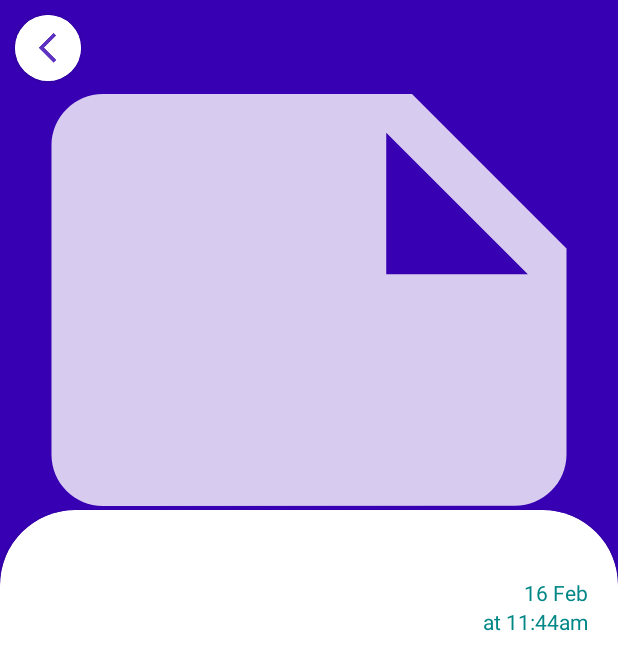
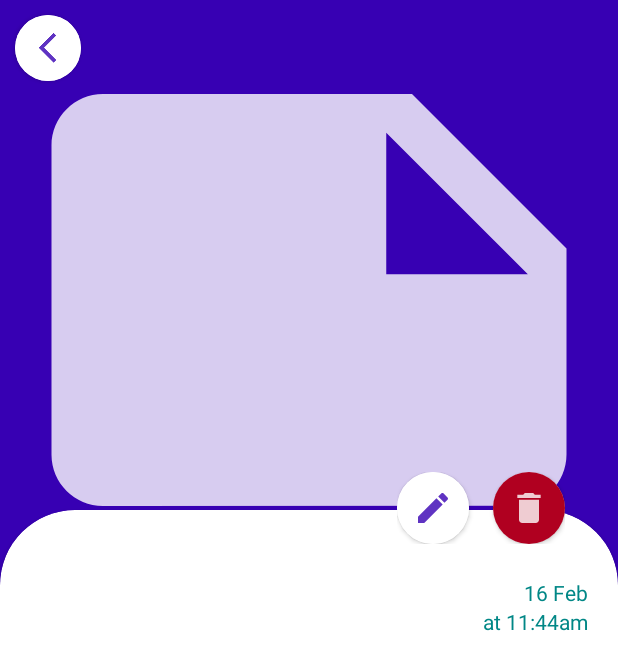
Before and after one commit to hassamali898/-Notee, an Android app: the NoteExtendActivity screen opened directly, with no data from a screen before it, on a phone screen of 412 x 824 dp. Shown: the top 670 px of the screen. Run offline under Robolectric (Android 15) with nearby library versions, the phone set to English and light mode, and no system bars; our stand-ins replace Picasso; 3 statements that could not run were skipped.

Commit message:
edit notee

```diff
--- /dev/null
+++ b/app/src/main/res/drawable-anydpi/ic_del_icon.xml
@@ -0,0 +1,16 @@
+<vector xmlns:android="http://schemas.android.com/apk/res/android"
+    android:width="24dp"
+    android:height="24dp"
+    android:viewportWidth="24"
+    android:viewportHeight="24"
+    android:tint="#FFFFFF"
+    android:alpha="0.8">
+  <group android:scaleX="1.1111112"
+      android:scaleY="1.1111112"
+      android:translateX="-1.3333334"
+      android:translateY="-1.3333334">
+    <path
+        android:fillColor="@android:color/white"
+        android:pathData="M6,19c0,1.1 0.9,2 2,2h8c1.1,0 2,-0.9 2,-2V7H6v12zM19,4h-3.5l-1,-1h-5l-1,1H5v2h14V4z"/>
+  </group>
+</vector>
--- /dev/null
+++ b/app/src/main/res/drawable-anydpi/ic_edit_icon.xml
@@ -0,0 +1,16 @@
+<vector xmlns:android="http://schemas.android.com/apk/res/android"
+    android:width="24dp"
+    android:height="24dp"
+    android:viewportWidth="24"
+    android:viewportHeight="24"
+    android:tint="#FFFFFF"
+    android:alpha="0.8">
+  <group android:scaleX="1.1111112"
+      android:scaleY="1.1111112"
+      android:translateX="-1.3333334"
+      android:translateY="-1.3333334">
+    <path
+        android:fillColor="@android:color/white"
+        android:pathData="M3,17.25V21h3.75L17.81,9.94l-3.75,-3.75L3,17.25zM20.71,7.04c0.39,-0.39 0.39,-1.02 0,-1.41l-2.34,-2.34c-0.39,-0.39 -1.02,-0.39 -1.41,0l-1.83,1.83 3.75,3.75 1.83,-1.83z"/>
+  </group>
+</vector>
--- a/app/src/main/res/layout/activity_note_extend.xml
+++ b/app/src/main/res/layout/activity_note_extend.xml
@@ -5,6 +5,7 @@
     android:layout_width="match_parent"
     android:layout_height="match_parent"
     tools:context=".NoteExtendActivity">
+
     <androidx.cardview.widget.CardView
         android:layout_width="wrap_content"
         android:layout_height="wrap_content"
@@ -27,6 +28,8 @@
         android:layout_height="400dp"
         android:background="@color/purple_700"
         android:scaleType="centerCrop"/>
+
+
     <androidx.cardview.widget.CardView
         android:layout_width="match_parent"
         android:layout_height="match_parent"
@@ -93,4 +96,44 @@
             </ScrollView>
         </RelativeLayout>
     </androidx.cardview.widget.CardView>
+    <LinearLayout
+        android:layout_below="@id/imageView"
+        android:layout_width="wrap_content"
+        android:layout_height="wrap_content"
+        android:layout_marginTop="-85dp"
+        android:elevation="10dp"
+        android:layout_alignParentRight="true"
+        android:layout_marginRight="35dp">
+        <androidx.cardview.widget.CardView
+            android:layout_width="wrap_content"
+            android:layout_height="wrap_content"
+            app:cardCornerRadius="50dp"
+            android:elevation="10dp"
+            android:layout_marginRight="16dp"
+            >
+            <ImageButton
+                android:id="@+id/editBTN"
+                android:layout_width="wrap_content"
+                android:layout_height="wrap_content"
+                android:src="@drawable/ic_edit_icon"
+                android:background="@color/white"
+                app:tint="@color/purple_700"
+                android:padding="12dp"/>
+        </androidx.cardview.widget.CardView>
+        <androidx.cardview.widget.CardView
+            android:layout_width="wrap_content"
+            android:layout_height="wrap_content"
+            app:cardCornerRadius="50dp"
+            android:elevation="10dp"
+            >
+            <ImageButton
+                android:id="@+id/deleteBTN"
+                android:layout_width="wrap_content"
+                android:layout_height="wrap_content"
+                android:src="@drawable/ic_del_icon"
+                android:background="@color/design_default_color_error"
+                app:tint="@color/white"
+                android:padding="12dp"/>
+        </androidx.cardview.widget.CardView>
+    </LinearLayout>
 </RelativeLayout>
```
Also changed, not shown: app/src/main/res/drawable-hdpi/ic_del_icon.png (added), app/src/main/res/drawable-hdpi/ic_edit_icon.png (added), app/src/main/res/drawable-mdpi/ic_del_icon.png (added), app/src/main/res/drawable-mdpi/ic_edit_icon.png (added), app/src/main/res/drawable-xhdpi/ic_del_icon.png (added), app/src/main/res/drawable-xhdpi/ic_edit_icon.png (added), app/src/main/res/drawable-xxhdpi/ic_del_icon.png (added), app/src/main/res/drawable-xxhdpi/ic_edit_icon.png (added), 5 other files.
